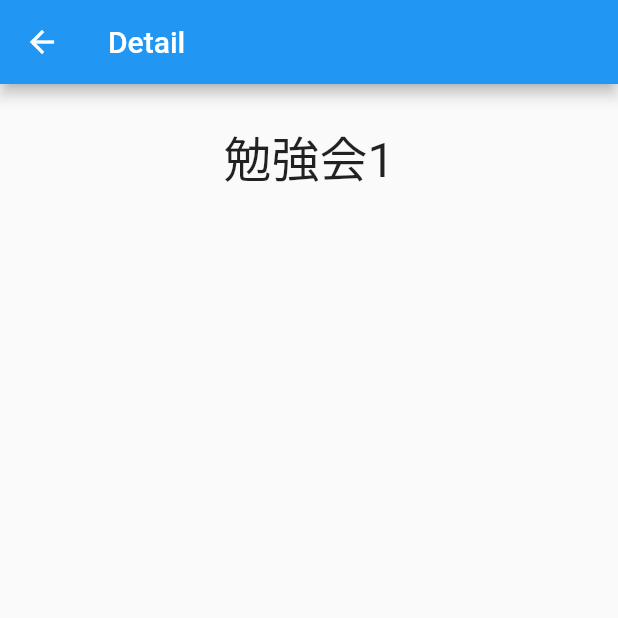
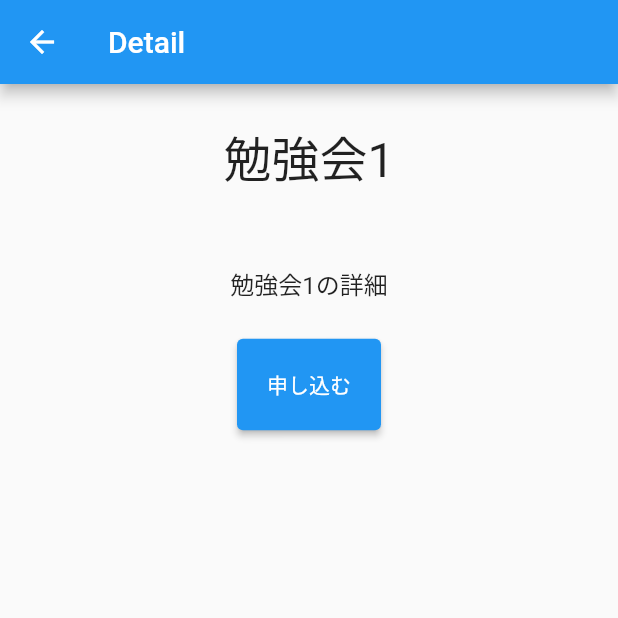
Before and after one commit to yotubarail/flutter_alpha, a Flutter app: the Events screen opened by its route, after a tap on "勉強会 1", on a phone screen of 412 x 824 dp, the top half of it. Run offline on Flutter 3.47's test engine with Material 2 defaults, Android fonts, the phone set to English and light mode, and no system bars.

Commit message:
複数値渡し

```diff
--- a/lib/main.dart
+++ b/lib/main.dart
@@ -10,7 +10,7 @@ class MyApp extends StatelessWidget {
   Widget build(BuildContext context) {
     return MaterialApp(
       title: 'Navigation with Routes',
-      initialRoute: '/events',
+      initialRoute: '/login',
       routes: {
         '/login': (context) => const Login(),
         '/events': (context) => const Events(),
@@ -91,8 +91,13 @@ class _EventsState extends State<Events> {
                   color: Colors.blue[100],
                   child: InkWell(
                     onTap: () {
-                      Navigator.of(context)
-                          .pushNamed('/detail', arguments: '勉強会1');
+                      Navigator.of(context).pushNamed(
+                        '/detail',
+                        arguments: EventArguments(
+                          title: '勉強会1',
+                          description: '勉強会1の詳細',
+                        ),
+                      );
                     },
                     child: SizedBox(
                       height: listItemHeight,
@@ -154,11 +159,12 @@ class _DetailState extends State<Detail> {
   Widget build(BuildContext context) {
     final deviceHeight = MediaQuery.of(context).size.height;
     final titleAreaPadding = deviceHeight * 0.03;
+    final detailAreaPadding = deviceHeight * 0.03;
     final route = ModalRoute.of(context);
     if (route == null) {
       return const SizedBox.shrink();
     }
-    final arg = route.settings.arguments;
+    final arg = route.settings.arguments as EventArguments?;
 
     return Scaffold(
       appBar: AppBar(
@@ -171,13 +177,41 @@ class _DetailState extends State<Detail> {
             padding: EdgeInsets.all(titleAreaPadding),
             child: Center(
               child: Text(
-                '$arg',
+                arg!.getTitle,
                 style: const TextStyle(fontSize: 32),
               ),
             ),
+          ),
+          Container(
+            padding: EdgeInsets.all(detailAreaPadding),
+            child: Center(
+              child: Text(
+                arg.getDescription,
+                style: const TextStyle(fontSize: 16),
+              ),
+            ),
+          ),
+          ElevatedButton(
+            onPressed: () {},
+            style: ButtonStyle(
+              padding: MaterialStateProperty.all(
+                const EdgeInsets.all(20),
+              ),
+            ),
+            child: const Text('申し込む'),
           ),
         ],
       ),
     );
   }
 }
+
+class EventArguments {
+  EventArguments({required this.title, required this.description});
+
+  String title;
+  String description;
+
+  String get getTitle => title;
+  String get getDescription => description;
+}
```
